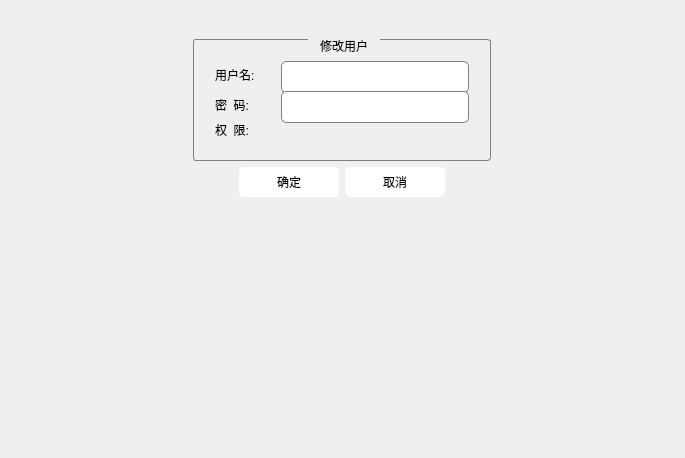
First picture: the form in Demo/demodifyuserdlg.ui, repository 13438120136/XDemo, before the edit.
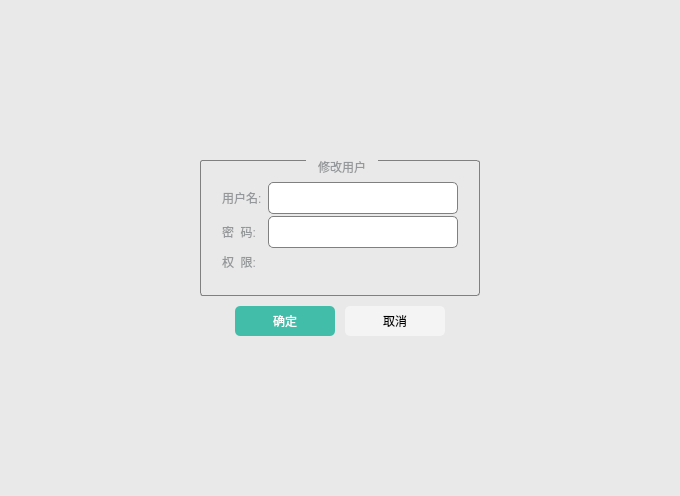
Second picture: the form after the edit. Custom widgets are drawn as their Qt base class.

What changed in the file:
```diff
--- a/Demo/demodifyuserdlg.ui
+++ b/Demo/demodifyuserdlg.ui
@@ -6,38 +6,41 @@
    <rect>
     <x>0</x>
     <y>0</y>
-    <width>685</width>
-    <height>458</height>
+    <width>680</width>
+    <height>496</height>
    </rect>
   </property>
   <property name="windowTitle">
    <string>DeModifyUserDlg</string>
   </property>
   <property name="styleSheet">
-   <string notr="true">QLineEdit
+   <string notr="true">#DeModifyUserDlg
+{    
+	background-color: #E9E9E9;
+}
+
+QLineEdit
 {
 border:1px solid gray;
 border-radius:5px;
+font: 14px &quot;微软雅黑&quot;;
 min-height:30px;
-font: 16pt &quot;新宋体&quot;;
-}
-
-#widget_2
-{
-min-height:30px;
+max-height:30px;
 }
 
 QLabel
 {
-font: 14pt &quot;新宋体&quot;;
-min-width:60px;
+font: 14px &quot;微软雅黑&quot;;
+color: #95989A;
 }
 
 QGroupBox {
      border: 1px solid gray;
      border-radius: 3px;
      margin-top: 2ex; /* leave space at the top for the title */
-     padding: 10px;
+     color: #95989A;
+     font: 14px &quot;微软雅黑&quot;;
+     padding:10px;
  }
 
  QGroupBox::title {
@@ -48,49 +51,61 @@
                                        stop: 0 #FFOECE, stop: 1 #FFFFFF);
  }
 
-QPushButton {
-    
-	font: bold 16pt &quot;新宋体&quot;;
+QPushButton 
+{    
+	font: bold 14px &quot;微软雅黑&quot;;
 	background-color: rgb(244, 244, 244);
-     border: 0px solid #8f8f91;
-     border-radius: 5px;
-     min-width: 100px;
-     min-height: 30px;
+    border:none;
+    border-radius: 5px;
+    min-width:100px;
+    max-width:100px;
+    min-height:30px;
+    max-height:30px;
  }
-
- QPushButton:pressed {
-	background-color: rgb(255, 255, 255);
- }
-</string>
-  </property>
-  <layout class="QGridLayout" name="gridLayout_4">
-   <item row="0" column="0">
-    <widget class="QWidget" name="widget_3" native="true">
-     <property name="styleSheet">
-      <string notr="true">
-QPushButton::focus
-{
-    color: rgb(254, 255, 253);
-    background-color: rgb(66, 189, 170);
-}
-
-QPushButton::!focus
-{    
-	color: rgb(0, 0, 0);
-    background-color: rgb(255, 255, 255);
-}
 </string>
      </property>
      <layout class="QGridLayout" name="gridLayout_3">
+   <property name="leftMargin">
+    <number>200</number>
+   </property>
+   <property name="topMargin">
+    <number>160</number>
+   </property>
+   <property name="rightMargin">
+    <number>200</number>
+   </property>
+   <property name="bottomMargin">
+    <number>160</number>
+   </property>
+   <property name="spacing">
+    <number>0</number>
+   </property>
       <item row="0" column="0">
        <widget class="QWidget" name="widget" native="true">
+     <property name="maximumSize">
+      <size>
+       <width>16777215</width>
+       <height>16777215</height>
+      </size>
+     </property>
         <property name="styleSheet">
-         <string notr="true">max-width: 320px;
-max-height:180px;</string>
+      <string notr="true"/>
         </property>
         <layout class="QGridLayout" name="gridLayout_2">
+      <property name="margin">
+       <number>0</number>
+      </property>
+      <property name="spacing">
+       <number>10</number>
+      </property>
          <item row="0" column="0" colspan="4">
           <widget class="QGroupBox" name="groupBox">
+        <property name="maximumSize">
+         <size>
+          <width>16777215</width>
+          <height>16777215</height>
+         </size>
+        </property>
            <property name="title">
             <string>修改用户</string>
            </property>
@@ -102,7 +117,7 @@
              <widget class="QLabel" name="label">
               <property name="minimumSize">
                <size>
-                <width>60</width>
+             <width>0</width>
                 <height>0</height>
                </size>
               </property>
@@ -125,7 +140,7 @@
              <widget class="QLabel" name="label_2">
               <property name="minimumSize">
                <size>
-                <width>60</width>
+             <width>0</width>
                 <height>0</height>
                </size>
               </property>
@@ -148,7 +163,7 @@
              <widget class="QLabel" name="label_3">
               <property name="minimumSize">
                <size>
-                <width>60</width>
+             <width>0</width>
                 <height>0</height>
                </size>
               </property>
@@ -178,6 +193,13 @@
          </item>
          <item row="1" column="1">
           <widget class="QPushButton" name="okBtn">
+        <property name="styleSheet">
+         <string notr="true">QPushButton 
+{
+	background-color: #42BDAA;
+    color: #FFFFFF;
+}</string>
+        </property>
            <property name="text">
             <string>确定</string>
            </property>
@@ -208,20 +230,8 @@
       </item>
      </layout>
     </widget>
-   </item>
-   <item row="1" column="0">
-    <widget class="DeVirtualKeyboradWidget" name="keyBoradWidget" native="true"/>
-   </item>
-  </layout>
- </widget>
  <layoutdefault spacing="6" margin="11"/>
  <customwidgets>
-  <customwidget>
-   <class>DeVirtualKeyboradWidget</class>
-   <extends>QWidget</extends>
-   <header location="global">devirtualkeyboradwidget.h</header>
-   <container>1</container>
-  </customwidget>
   <customwidget>
    <class>DeComboBox</class>
    <extends>QWidget</extends>
```
Lines whose indentation alone changed are shown as unchanged.
